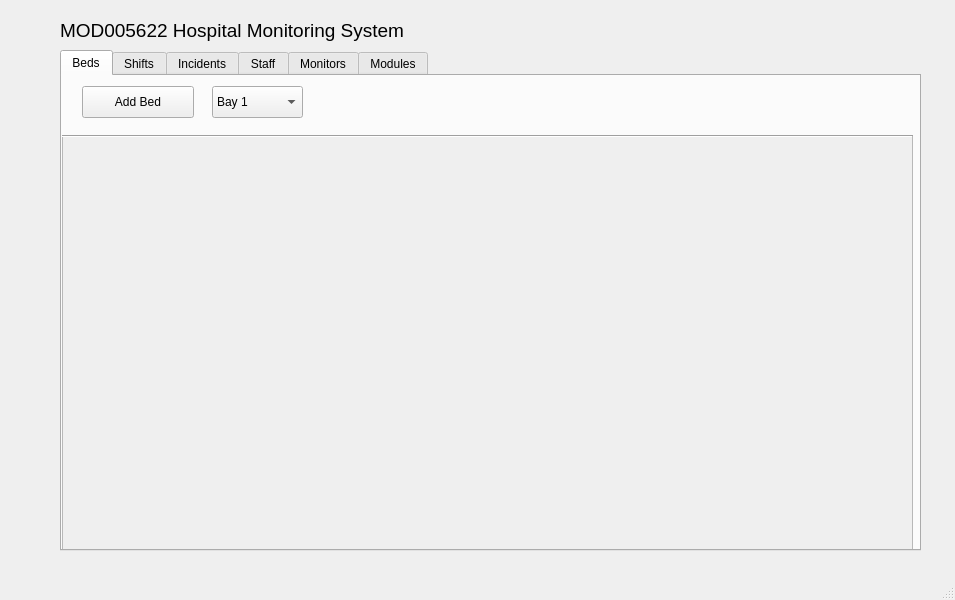
Above: src/files/mainwindow.ui from ZaxterB/Hospital before the change. Below: the same form after it.
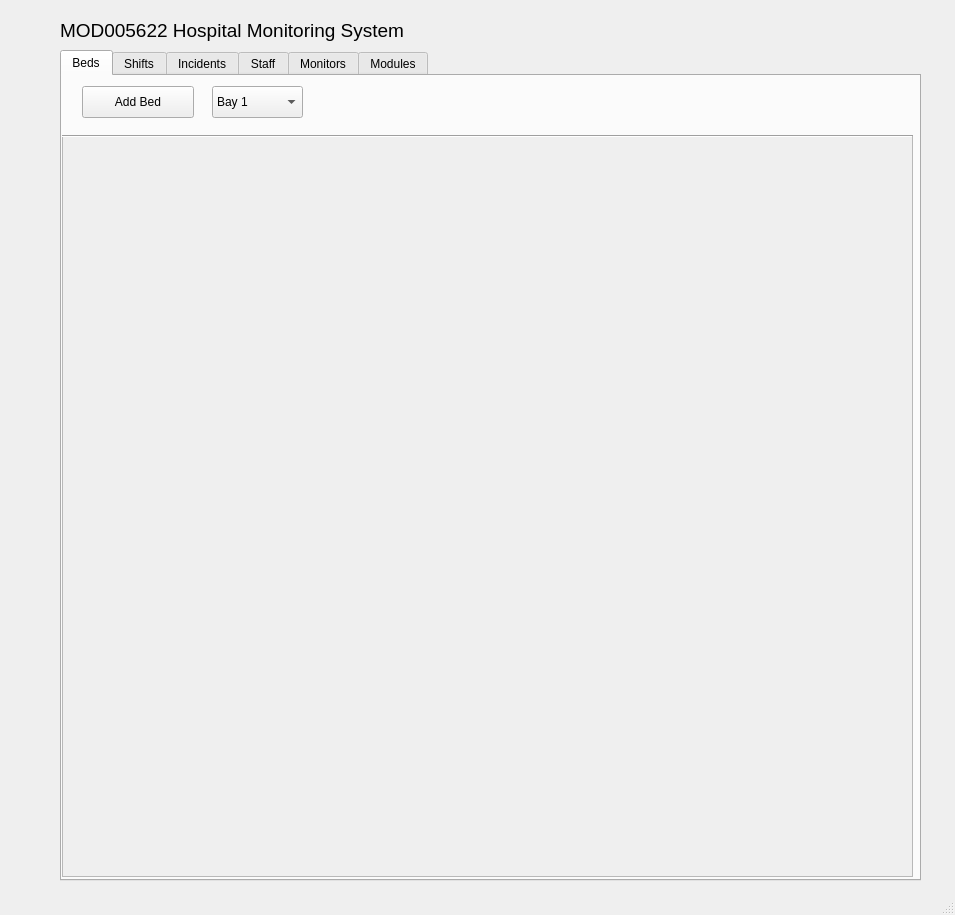
That is the form after the change.

Commit message: finalised bed pane layout, started wiring monitor contents to update mechanism

```diff
--- a/src/files/mainwindow.ui
+++ b/src/files/mainwindow.ui
@@ -7,7 +7,7 @@
     <x>0</x>
     <y>0</y>
     <width>955</width>
-    <height>600</height>
+    <height>915</height>
    </rect>
   </property>
   <property name="windowTitle">
@@ -20,7 +20,7 @@
       <x>60</x>
       <y>50</y>
       <width>861</width>
-      <height>501</height>
+      <height>831</height>
      </rect>
     </property>
     <property name="tabPosition">
@@ -39,7 +39,7 @@
         <x>0</x>
         <y>60</y>
         <width>851</width>
-        <height>431</height>
+        <height>741</height>
        </rect>
       </property>
       <property name="font">
@@ -57,7 +57,7 @@
          <x>0</x>
          <y>0</y>
          <width>849</width>
-         <height>429</height>
+         <height>739</height>
         </rect>
        </property>
        <layout class="QVBoxLayout" name="verticalLayout"/>
```
Left out of the diff: 191 changed lines with no effect on the pictures. The commit also changes 4 other files.
